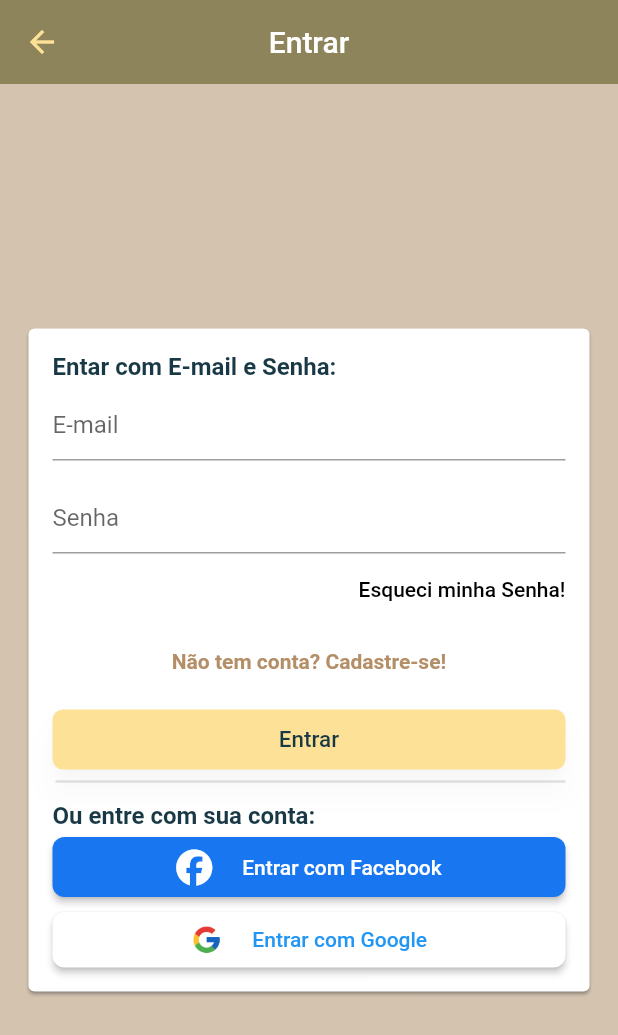
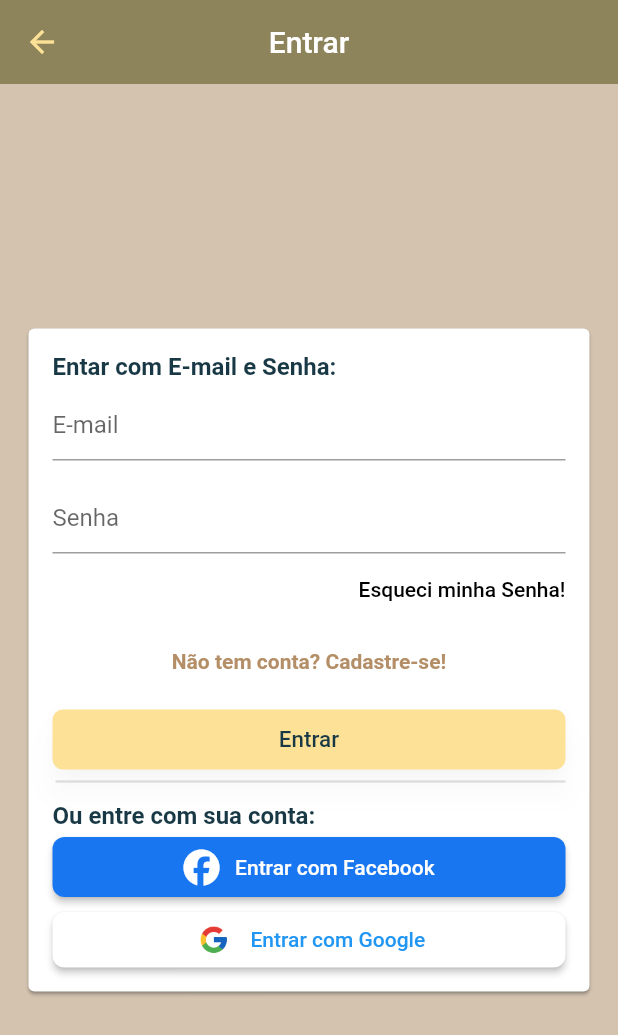
Before and after one commit to BrunoSalgadoti/E-Commerce, a Flutter app: the LoginScreen screen opened by its route, on a phone screen of 412 x 824 dp. Shown: the top 1035 px of the screen. Run offline on Flutter 3.47's test engine with Material 2 defaults, Android fonts, the phone set to English and light mode, and no system bars; our stand-ins replace brasil_fields, carousel_slider, cloud_firestore, dio, fan_carousel_image_slider, firebase_auth and 17 more; missing offline and left inert: alphabet_list_scroll_view_fix, custom_universal_html, flutter_facebook_auth, markdown_editable_textinput, staggered_grid_view_flutter; accounts and stored records are empty; generated files the repository leaves out were written again.

Commit message:
Ajustes: CustomTextButton e outros.

```diff
--- a/lib/common/button/custom_text_button.dart
+++ b/lib/common/button/custom_text_button.dart
@@ -35,12 +35,15 @@ class CustomTextButton extends StatelessWidget {
               children: [
                 icon != null
                     ? icon!
-                    : Image.asset(
-                        imageAssetsTarget!,
-                      ),
-                const SizedBox(
-                  width: 20,
-                ),
+                    : imageAssetsTarget != null
+                        ? Image.asset(
+                            imageAssetsTarget!,
+                            width: 28,
+                            height: 28,
+                          )
+                        : const SizedBox(
+                            height: 20,
+                          ),
                 Text(
                   text!,
                   style: TextStyle(
--- a/lib/common/orders/order_tile.dart
+++ b/lib/common/orders/order_tile.dart
@@ -79,6 +79,7 @@ class OrderTile extends StatelessWidget {
                   children: [
                     Column(
                       crossAxisAlignment: CrossAxisAlignment.center,
+                      mainAxisSize: MainAxisSize.min,
                       children: [
                         Text(
                           'Modificar Status do Pedido:',
--- a/lib/models/admin_users_search.dart
+++ b/lib/models/admin_users_search.dart
@@ -152,7 +152,7 @@ class AdminUsersSearch extends ChangeNotifier {
                                   'assets/images/userWithoutImage.png'))
                           : CircleAvatar(
                               backgroundImage:
-                                  NetworkImage("${user.userPhotoURL}"),
+                                  NetworkImage(user.userPhotoURL!),
                             ),
                       const SizedBox(
                           height: 40,
@@ -267,7 +267,7 @@ class AdminUsersSearch extends ChangeNotifier {
                             AssetImage('assets/images/userWithoutImage.png'))
                     : CircleAvatar(
                         backgroundImage:
-                            NetworkImage("${user.userPhotoURL}")),
+                            NetworkImage(user.userPhotoURL!)),
                 title: Text(user.userName!,
                     style: const TextStyle(
                         fontWeight: FontWeight.w800, color: Colors.white)),
--- a/lib/models/users_manager.dart
+++ b/lib/models/users_manager.dart
@@ -52,6 +52,7 @@ class UserManager extends ChangeNotifier {
     }
     loading = false;
   }
+
 
 // Função que permite atualizar nomes de usuários
 //   void updateUserName() {
--- a/lib/screens/login/login_screen.dart
+++ b/lib/screens/login/login_screen.dart
@@ -145,7 +145,7 @@ class LoginScreen extends StatelessWidget {
                         height: 40,
                         child: CustomTextButton(
                             icon: const Icon(FontAwesomeIcons.facebook),
-                            text: 'Entrar com Facebook',
+                            text: '   Entrar com Facebook',
                             onPressed: () {
                               userManager.loginWithFacebook(
                                   onFail: (error) {
@@ -166,7 +166,7 @@ class LoginScreen extends StatelessWidget {
                         height: 37,
                         child: CustomTextButton(
                             imageAssetsTarget: "assets/logo/googleLogo.png",
-                            text: 'Entrar com Google',
+                            text: '   Entrar com Google',
                             onPressed: () {
                               userManager.googleLogin();
                             },
```
